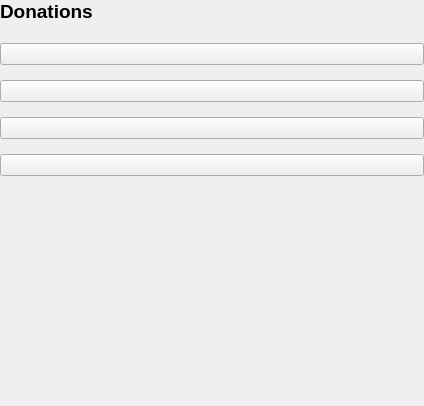
jmbatistav/zapzap, file zapzap/view/ui/donations_page.ui: the form before one commit.
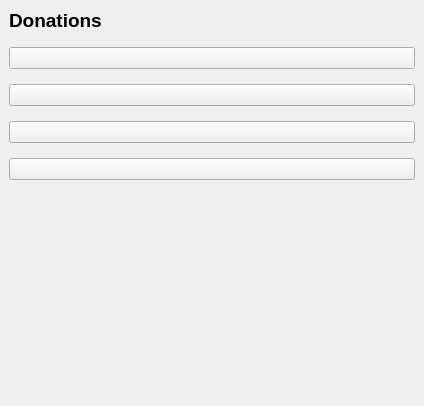
The form after the commit.

Patch:
```diff
--- a/zapzap/view/ui/donations_page.ui
+++ b/zapzap/view/ui/donations_page.ui
@@ -48,19 +48,19 @@
       </property>
       <layout class="QVBoxLayout" name="verticalLayout_2">
        <property name="spacing">
-        <number>20</number>
+        <number>15</number>
        </property>
        <property name="leftMargin">
-        <number>0</number>
+        <number>9</number>
        </property>
        <property name="topMargin">
-        <number>0</number>
+        <number>9</number>
        </property>
        <property name="rightMargin">
-        <number>0</number>
+        <number>9</number>
        </property>
        <property name="bottomMargin">
-        <number>0</number>
+        <number>9</number>
        </property>
        <item>
         <widget class="QLabel" name="label">
```
